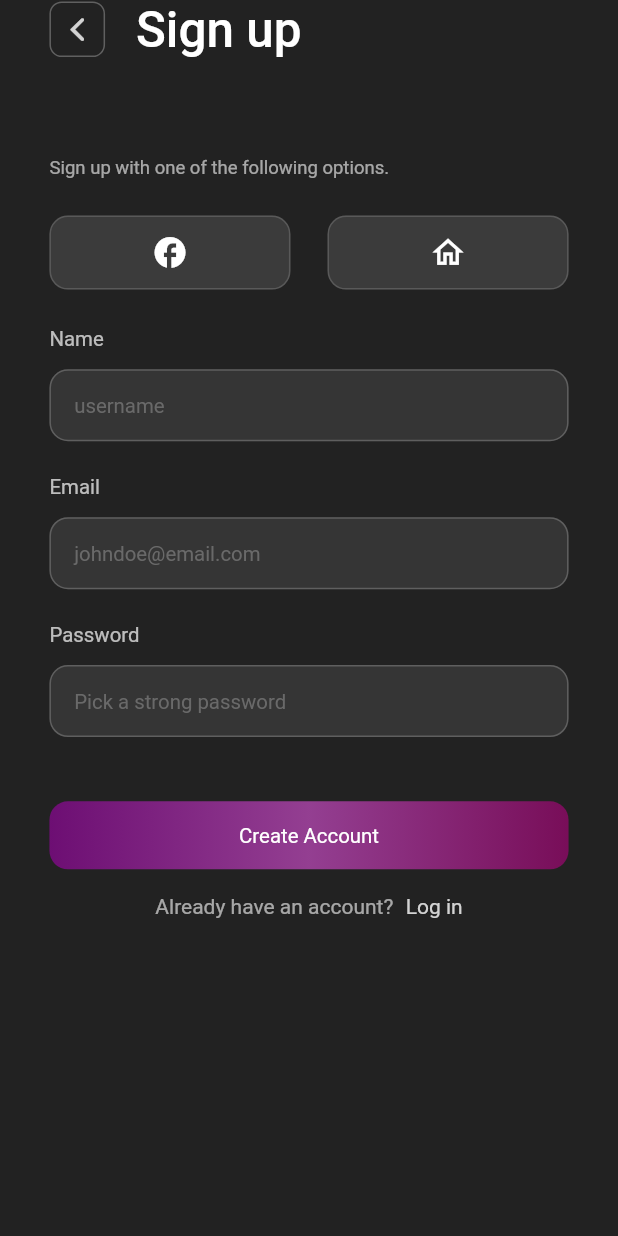
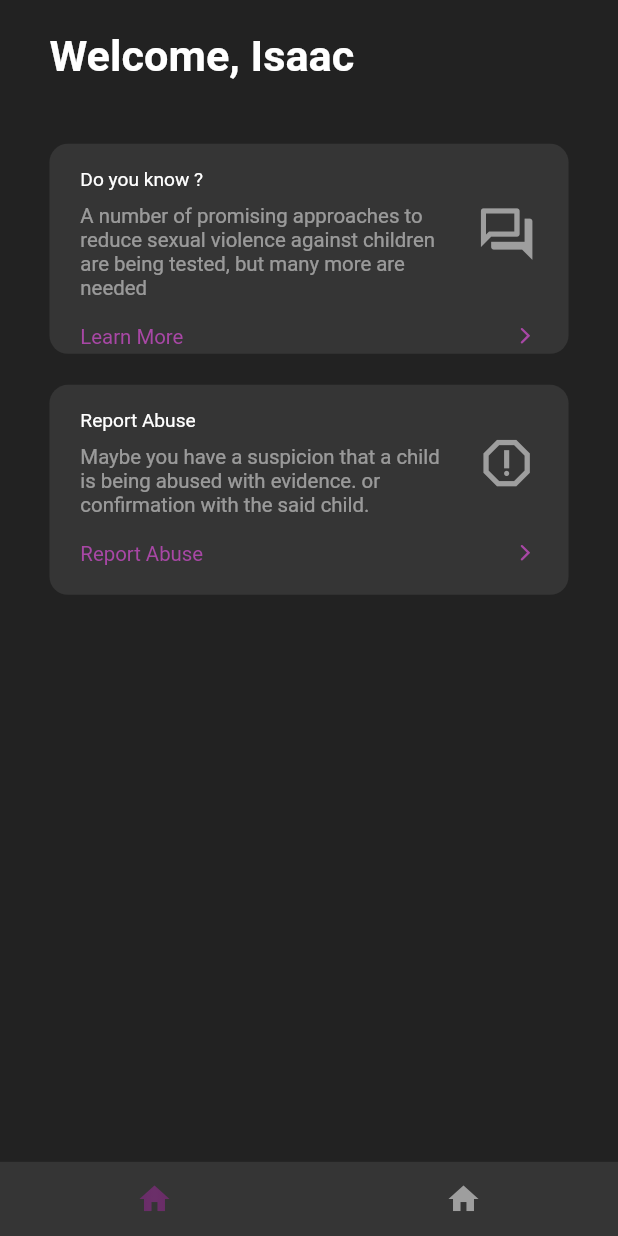
Before and after one commit to kannel-outis/i_project, a Flutter app: the screen it shows after launch, on a phone screen of 412 x 824 dp. Run offline on Flutter 3.47's test engine with Material 2 defaults, Android fonts, the phone set to English and light mode, and no system bars; our stand-ins replace gradient_borders.

Commit message:
added home page

```diff
--- a/lib/auth/log_in.dart
+++ b/lib/auth/log_in.dart
@@ -12,10 +12,10 @@ class LogIn extends StatelessWidget {
   Widget build(BuildContext context) {
     return SafeArea(
       child: Scaffold(
-        backgroundColor: Colors.black87,
+        backgroundColor: Utils.backgroundColor,
         body: SingleChildScrollView(
           child: Container(
-            padding: EdgeInsets.symmetric(horizontal: Utils.blockWidht * 8),
+            padding: EdgeInsets.symmetric(horizontal: Utils.bodyPadding),
             height:
                 (Utils.blockHeight * 100) - MediaQuery.of(context).padding.top,
             child: Column(
@@ -101,14 +101,8 @@ class LogIn extends StatelessWidget {
                   width: double.infinity,
                   height: Utils.blockHeight * 5.5,
                   decoration: BoxDecoration(
-                    borderRadius: BorderRadius.circular(Utils.blockWidht * 3),
-                    gradient: LinearGradient(
-                      colors: [
-                        const Color(0xff8D0696).withOpacity(.7),
-                        const Color(0xffC44BC1).withOpacity(.7),
-                        const Color(0xff9D0570).withOpacity(.7),
-                      ],
-                    ),
+                    borderRadius: BorderRadius.circular(Utils.borderRadius),
+                    gradient: Utils.gradient,
                   ),
                   child: Center(
                     child: Text(
--- a/lib/auth/sign_up_.dart
+++ b/lib/auth/sign_up_.dart
@@ -11,10 +11,10 @@ class SignUpNew extends StatelessWidget {
   Widget build(BuildContext context) {
     return SafeArea(
       child: Scaffold(
-        backgroundColor: Colors.black87,
+        backgroundColor: Utils.backgroundColor,
         body: SingleChildScrollView(
           child: Container(
-            padding: EdgeInsets.symmetric(horizontal: Utils.blockWidht * 8),
+            padding: EdgeInsets.symmetric(horizontal: Utils.bodyPadding),
             height:
                 (Utils.blockHeight * 100) - MediaQuery.of(context).padding.top,
             child: Column(
@@ -95,14 +95,8 @@ class SignUpNew extends StatelessWidget {
                   width: double.infinity,
                   height: Utils.blockHeight * 5.5,
                   decoration: BoxDecoration(
-                    borderRadius: BorderRadius.circular(Utils.blockWidht * 3),
-                    gradient: LinearGradient(
-                      colors: [
-                        const Color(0xff8D0696).withOpacity(.7),
-                        const Color(0xffC44BC1).withOpacity(.7),
-                        const Color(0xff9D0570).withOpacity(.7),
-                      ],
-                    ),
+                    borderRadius: BorderRadius.circular(Utils.borderRadius),
+                    gradient: Utils.gradient,
                   ),
                   child: Center(
                     child: Text(
@@ -201,18 +195,12 @@ class TextFieldGradient extends StatelessWidget {
                   horizontal: Utils.blockWidht * 4,
                 ),
                 focusedBorder: GradientOutlineInputBorder(
-                  borderRadius: BorderRadius.circular(Utils.blockWidht * 3),
-                  gradient: LinearGradient(
-                    colors: [
-                      const Color(0xff8D0696).withOpacity(.8),
-                      const Color(0xffC44BC1).withOpacity(.8),
-                      const Color(0xff9D0570).withOpacity(.8),
-                    ],
-                  ),
+                  borderRadius: BorderRadius.circular(Utils.borderRadius),
+                  gradient: Utils.borderGradient,
                   width: 2,
                 ),
                 enabledBorder: OutlineInputBorder(
-                  borderRadius: BorderRadius.circular(Utils.blockWidht * 3),
+                  borderRadius: BorderRadius.circular(Utils.borderRadius),
                   borderSide: BorderSide(
                     color: Colors.grey.withOpacity(.4),
                   ),
@@ -240,7 +228,7 @@ class SocialWidget extends StatelessWidget {
         height: Utils.blockHeight * 6,
         decoration: BoxDecoration(
           color: Colors.grey.withOpacity(.2),
-          borderRadius: BorderRadius.circular(Utils.blockWidht * 3),
+          borderRadius: BorderRadius.circular(Utils.borderRadius),
           border: Border.all(
             color: Colors.grey.withOpacity(.3),
           ),
--- /dev/null
+++ b/lib/home/gradient_mask.dart
@@ -0,0 +1,17 @@
+import 'package:flutter/material.dart';
+import 'package:i_project/utils.dart';
+
+class GradientMask extends StatelessWidget {
+  final Gradient? gradient;
+  final Widget? child;
+  const GradientMask({Key? key, this.child, this.gradient}) : super(key: key);
+
+  @override
+  Widget build(BuildContext context) {
+    return ShaderMask(
+      shaderCallback: (bounds) =>
+          (gradient ?? Utils.borderGradient).createShader(bounds),
+      child: child,
+    );
+  }
+}
--- /dev/null
+++ b/lib/home/home_page.dart
@@ -0,0 +1,142 @@
+import 'package:flutter/material.dart';
+import 'package:i_project/home/gradient_mask.dart';
+import 'package:i_project/utils.dart';
+
+import 'home_tile.dart';
+
+class HomePage extends StatelessWidget {
+  const HomePage({super.key});
+
+  @override
+  Widget build(BuildContext context) {
+    return Scaffold(
+      backgroundColor: Utils.backgroundColor,
+      body: SafeArea(
+        child: Padding(
+          padding: EdgeInsets.symmetric(horizontal: Utils.bodyPadding),
+          child: Column(
+            crossAxisAlignment: CrossAxisAlignment.start,
+            children: [
+              SizedBox(
+                height: Utils.blockHeight * 2.5,
+              ),
+              Text(
+                "Welcome, Isaac",
+                style: TextStyle(
+                  fontSize: Utils.blockWidht * 7,
+                  fontWeight: FontWeight.bold,
+                ),
+              ),
+              SizedBox(height: Utils.blockHeight * 5),
+              const HomeTile(
+                title: "Do you know ?",
+                note:
+                    "A number of promising approaches to reduce sexual violence against children are being tested, but many more are needed",
+                buttonText: "Learn More",
+              ),
+              const HomeTile(
+                title: "Report Abuse",
+                note:
+                    "Maybe you have a suspicion that a child is being abused with evidence. or confirmation with the said child.",
+                buttonText: "Report Abuse",
+                icon: Icons.report_outlined,
+              ),
+            ],
+          ),
+        ),
+      ),
+      bottomNavigationBar: CustomBottomNavBar(
+        icons: const [
+          Icons.home,
+          Icons.home,
+        ],
+        index: 0,
+        onChanged: (index) {
+          print(index);
+        },
+      ),
+    );
+  }
+}
+
+class CustomBottomNavBar extends StatefulWidget {
+  final List<IconData> icons;
+  final Function(int)? onChanged;
+  final int index;
+  const CustomBottomNavBar({
+    Key? key,
+    required this.index,
+    required this.icons,
+    this.onChanged,
+  }) : super(key: key);
+
+  @override
+  State<CustomBottomNavBar> createState() => _CustomBottomNavBarState();
+}
+
+class _CustomBottomNavBarState extends State<CustomBottomNavBar> {
+  int _currentIndex = 0;
+  List<IconData> _icons = [];
+
+  @override
+  void initState() {
+    super.initState();
+    _icons = widget.icons;
+    _currentIndex = widget.index;
+  }
+
+  void setCurrentIndex(int i) {
+    _currentIndex = i;
+    setState(() {});
+  }
+
+  @override
+  void didUpdateWidget(covariant CustomBottomNavBar oldWidget) {
+    super.didUpdateWidget(oldWidget);
+    if (widget.icons.length != oldWidget.icons.length) {
+      _icons = widget.icons;
+      setState(() {});
+    }
+  }
+
+  @override
+  Widget build(BuildContext context) {
+    return Container(
+      height: Utils.blockHeight * 6,
+      width: double.infinity,
+      decoration: BoxDecoration(
+        // border: Border(top: BorderSide(color: Colors.white,),),
+        color: Colors.grey.withOpacity(.15),
+      ),
+      child: Row(
+        children: [
+          for (var i = 0; i < _icons.length; i++)
+            Expanded(
+              child: GestureDetector(
+                onTap: () {
+                  setCurrentIndex(i);
+                  widget.onChanged?.call(i);
+                },
+                child: Container(
+                  color: Colors.transparent,
+                  height: double.infinity,
+                  width: double.infinity,
+                  child: _currentIndex == i
+                      ? GradientMask(
+                          child: Icon(
+                            _icons[i],
+                            color: Colors.grey,
+                          ),
+                        )
+                      : Icon(
+                          _icons[i],
+                          color: Colors.grey,
+                        ),
+                ),
+              ),
+            ),
+        ],
+      ),
+    );
+  }
+}
--- /dev/null
+++ b/lib/home/home_tile.dart
@@ -0,0 +1,99 @@
+import 'package:flutter/cupertino.dart';
+import 'package:flutter/material.dart';
+import 'package:gradient_borders/gradient_borders.dart';
+import 'package:i_project/utils.dart';
+
+import 'gradient_mask.dart';
+
+class HomeTile extends StatelessWidget {
+  final String title;
+  final String buttonText;
+  final String note;
+  final IconData? icon;
+  const HomeTile({
+    Key? key,
+    required this.buttonText,
+    required this.note,
+    required this.title,
+    this.icon,
+  }) : super(key: key);
+
+  @override
+  Widget build(BuildContext context) {
+    return Container(
+      height: Utils.blockHeight * 17,
+      width: double.infinity,
+      padding: EdgeInsets.symmetric(
+        horizontal: Utils.blockWidht * 5,
+        vertical: Utils.blockHeight * 2,
+      ),
+      margin: EdgeInsets.only(bottom: Utils.blockHeight * 2.5),
+      decoration: BoxDecoration(
+        // color: Colors.white,
+        borderRadius: BorderRadius.circular(Utils.borderRadius),
+        // border: GradientBoxBorder(
+        //   gradient: Utils.borderGradient,
+        // ),
+        color: Colors.grey.withOpacity(.15),
+      ),
+      child: Column(
+        crossAxisAlignment: CrossAxisAlignment.center,
+        children: [
+          SizedBox(
+            child: Row(
+              children: [
+                Expanded(
+                  child: Column(
+                    crossAxisAlignment: CrossAxisAlignment.start,
+                    children: [
+                      Text(
+                        title,
+                        style: TextStyle(
+                          fontSize: Utils.blockWidht * 3.1,
+                        ),
+                      ),
+                      SizedBox(height: Utils.blockHeight),
+                      Text(
+                        note,
+                        style: TextStyle(
+                          fontSize: Utils.blockWidht * 3.3,
+                          color: Colors.white.withOpacity(.5),
+                        ),
+                      ),
+                    ],
+                  ),
+                ),
+                SizedBox(width: Utils.blockWidht * 4),
+                Icon(
+                  icon ?? Icons.forum_outlined,
+                  color: Colors.grey,
+                  size: Utils.blockWidht * 10,
+                ),
+              ],
+            ),
+          ),
+          SizedBox(height: Utils.blockHeight * 2),
+          SizedBox(
+            child: Row(
+              mainAxisAlignment: MainAxisAlignment.spaceBetween,
+              children: [
+                Text(
+                  buttonText,
+                  style: TextStyle(
+                    fontSize: Utils.blockWidht * 3.3,
+                    color: const Color(0xffC44BC1).withOpacity(.8),
+                  ),
+                ),
+                Icon(
+                  CupertinoIcons.forward,
+                  color: const Color(0xffC44BC1).withOpacity(.8),
+                  size: Utils.blockWidht * 4,
+                ),
+              ],
+            ),
+          ),
+        ],
+      ),
+    );
+  }
+}
--- a/lib/main.dart
+++ b/lib/main.dart
@@ -1,6 +1,7 @@
 import 'package:flutter/material.dart';
 import 'package:i_project/auth/sign_up.dart';
 import 'package:i_project/auth/sign_up_.dart';
+import 'package:i_project/home/home_page.dart';
 import 'package:i_project/utils.dart';
 
 void main() {
@@ -16,6 +17,11 @@ class MyApp extends StatelessWidget {
       title: 'Flutter Demo',
       theme: ThemeData(
         primarySwatch: Colors.blue,
+        textTheme: const TextTheme(
+          bodyText2: TextStyle(
+            color: Colors.white,
+          ),
+        ),
       ),
       builder: ((context, child) {
         Utils.getBlockHeightAndWidth(context);
@@ -28,55 +34,16 @@ class MyApp extends StatelessWidget {
         // );
         return child!;
       }),
-      home: const MyHomePage(title: 'Flutter Demo Home Page'),
+      home: const MyHomePage(),
     );
   }
 }
 
-class MyHomePage extends StatefulWidget {
-  const MyHomePage({super.key, required this.title});
-
-  final String title;
-
-  @override
-  State<MyHomePage> createState() => _MyHomePageState();
-}
-
-class _MyHomePageState extends State<MyHomePage> {
-  int _counter = 0;
-
-  void _incrementCounter() {
-    setState(() {
-      _counter++;
-    });
-  }
+class MyHomePage extends StatelessWidget {
+  const MyHomePage({super.key});
 
   @override
   Widget build(BuildContext context) {
-    return const SignUpNew();
-    return Scaffold(
-      appBar: AppBar(
-        title: Text(widget.title),
-      ),
-      body: Center(
-        child: Column(
-          mainAxisAlignment: MainAxisAlignment.center,
-          children: <Widget>[
-            const Text(
-              'You have pushed the button this many times:',
-            ),
-            Text(
-              '$_counter',
-              style: Theme.of(context).textTheme.headline4,
-            ),
-          ],
-        ),
-      ),
-      floatingActionButton: FloatingActionButton(
-        onPressed: _incrementCounter,
-        tooltip: 'Increment',
-        child: const Icon(Icons.add),
-      ),
-    );
+    return const HomePage();
   }
 }
--- a/lib/utils.dart
+++ b/lib/utils.dart
@@ -8,4 +8,22 @@ class Utils {
     blockHeight = MediaQuery.of(context).size.height / 100;
     blockWidht = MediaQuery.of(context).size.width / 100;
   }
+
+  static final Gradient gradient = LinearGradient(
+    colors: [
+      const Color(0xff8D0696).withOpacity(.7),
+      const Color(0xffC44BC1).withOpacity(.7),
+      const Color(0xff9D0570).withOpacity(.7),
+    ],
+  );
+  static final Gradient borderGradient = LinearGradient(
+    colors: [
+      const Color(0xff8D0696).withOpacity(.8),
+      const Color(0xffC44BC1).withOpacity(.8),
+      const Color(0xff9D0570).withOpacity(.8),
+    ],
+  );
+  static const Color backgroundColor = Colors.black87;
+  static final double bodyPadding = blockWidht * 8;
+  static final double borderRadius = Utils.blockWidht * 3;
 }
```
